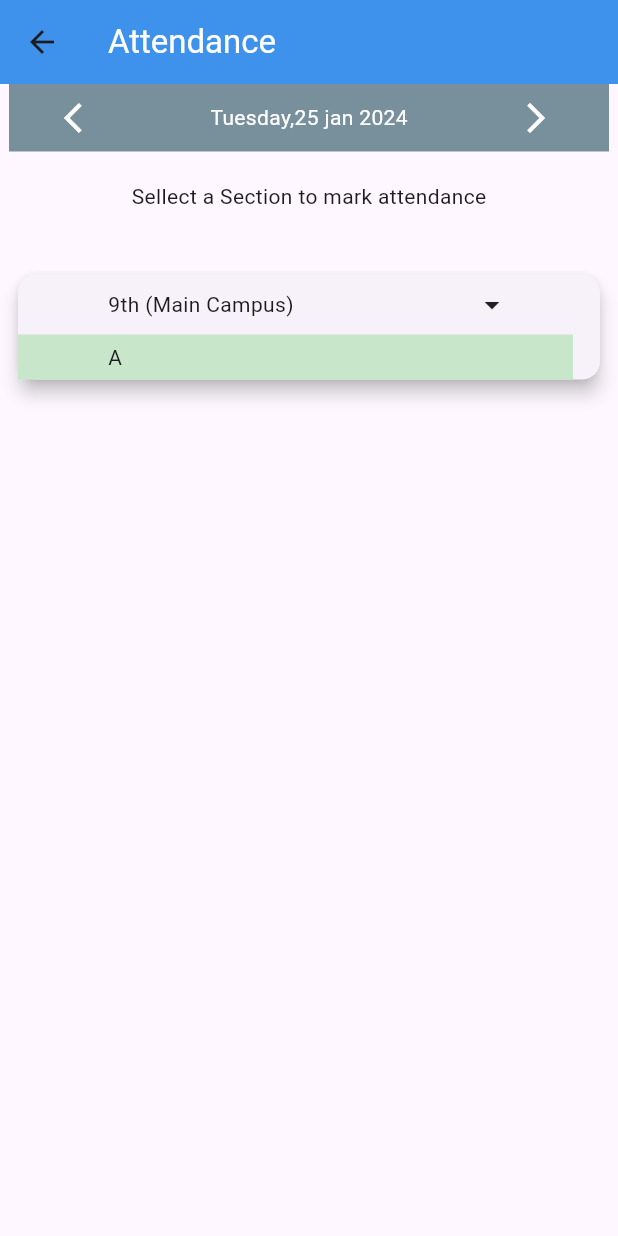
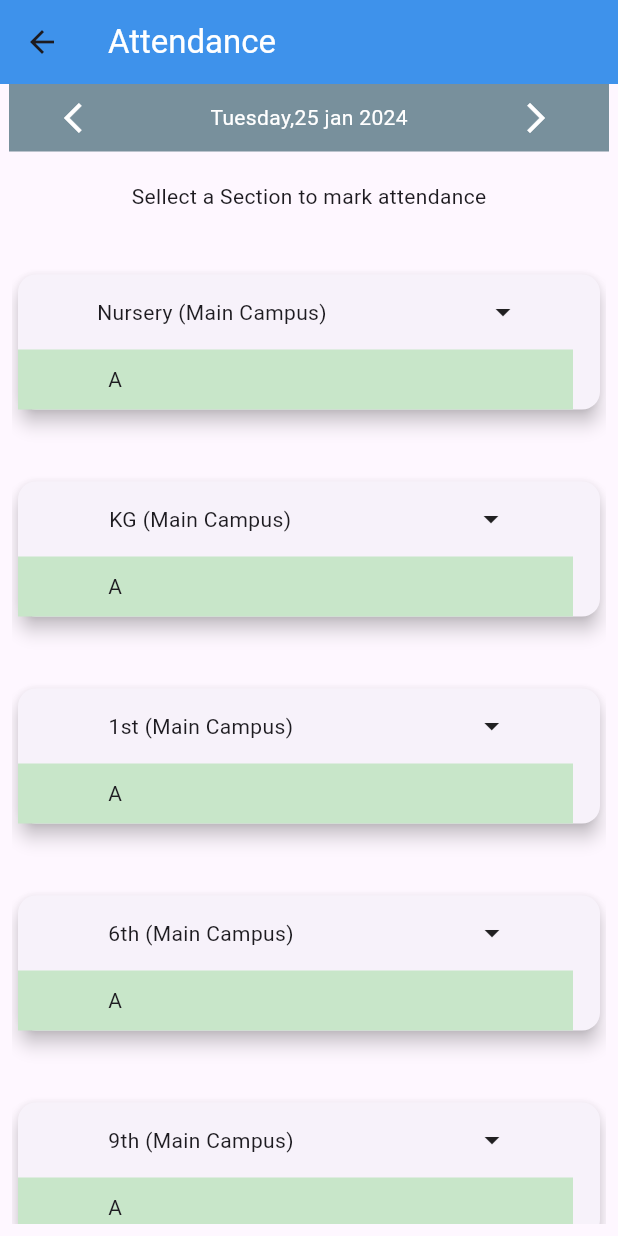
Before and after one commit to ibrarkhalid333/Edu-Base, a Flutter app: the AttendanceForTeacher screen opened by its route, on a phone screen of 412 x 824 dp. Run offline on Flutter 3.47's test engine with Material 3 defaults, Android fonts, the phone set to English and light mode, and no system bars; our stand-ins replace get, intl_phone_field.

Commit message:
commit237242

```diff
--- /dev/null
+++ b/lib/res/Components/attendance_card.dart
@@ -0,0 +1,43 @@
+import 'package:flutter/material.dart';
+
+class BaseCard extends StatelessWidget {
+  const BaseCard(
+      {Key? key,
+      required this.ClassName,
+      required this.ClassSection,
+      required this.Campus,
+      this.height = 50,
+      this.width = 370})
+      : super(key: key);
+  final String ClassName;
+  final String Campus;
+  final String ClassSection;
+  final double height, width;
+
+  @override
+  Widget build(BuildContext context) {
+    return Card(
+        elevation: 5,
+        child: Column(
+          crossAxisAlignment: CrossAxisAlignment.start,
+          children: [
+            Container(
+              height: height,
+              child: Row(
+                mainAxisAlignment: MainAxisAlignment.spaceAround,
+                children: [
+                  Text(ClassName + ' (${Campus})'),
+                  Icon(Icons.arrow_drop_down),
+                ],
+              ),
+            ),
+            Container(
+                height: height - 10,
+                width: width,
+                padding: EdgeInsets.fromLTRB(60, 10, 20, 5),
+                color: Colors.green[100],
+                child: Text(ClassSection)),
+          ],
+        ));
+  }
+}
--- a/lib/view/attendance_teacher.dart
+++ b/lib/view/attendance_teacher.dart
@@ -1,3 +1,4 @@
+import 'package:edu_base/res/Components/attendance_card.dart';
 import 'package:edu_base/res/colors/appColors.dart';
 import 'package:flutter/material.dart';
 
@@ -50,32 +51,54 @@ class _AttendanceForTeacherState extends State<AttendanceForTeacher> {
           SizedBox(
             height: 30,
           ),
-          Padding(
+          Expanded(
+            child: Padding(
               padding: const EdgeInsets.all(8.0),
-            child: Expanded(
               child: SingleChildScrollView(
-                child: Card(
-                    elevation: 5,
+                scrollDirection: Axis.vertical,
                 child: Column(
-                      crossAxisAlignment: CrossAxisAlignment.start,
                   children: [
-                        Container(
+                    BaseCard(
+                        ClassName: 'Nursery',
+                        ClassSection: 'A',
+                        Campus: 'Main Campus'),
+                    SizedBox(
                       height: 40,
-                          child: Row(
-                            mainAxisAlignment: MainAxisAlignment.spaceAround,
-                            children: [
-                              Text('9th (Main Campus)'),
-                              Icon(Icons.arrow_drop_down),
+                    ),
+                    BaseCard(
+                        ClassName: 'KG',
+                        ClassSection: 'A',
+                        Campus: 'Main Campus'),
+                    SizedBox(
+                      height: 40,
+                    ),
+                    BaseCard(
+                        ClassName: '1st',
+                        ClassSection: 'A',
+                        Campus: 'Main Campus'),
+                    SizedBox(
+                      height: 40,
+                    ),
+                    BaseCard(
+                        ClassName: '6th',
+                        ClassSection: 'A',
+                        Campus: 'Main Campus'),
+                    SizedBox(
+                      height: 40,
+                    ),
+                    BaseCard(
+                        ClassName: '9th',
+                        ClassSection: 'A',
+                        Campus: 'Main Campus'),
+                    SizedBox(
+                      height: 40,
+                    ),
+                    BaseCard(
+                        ClassName: '10th',
+                        ClassSection: 'A',
+                        Campus: 'Main Campus'),
                   ],
                 ),
-                        ),
-                        Container(
-                            width: 370,
-                            padding: EdgeInsets.fromLTRB(60, 5, 20, 5),
-                            color: Colors.green[100],
-                            child: Text('A')),
-                      ],
-                    )),
               ),
             ),
           )
```
Lines whose indentation alone changed are shown as unchanged.
